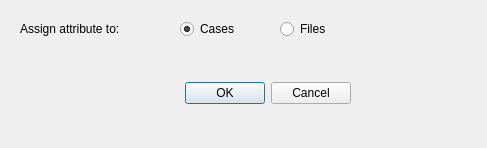
Before: the Qt Designer form GUI_UIs/ui_dialog_assign_attribute.ui in ccbogel/QualCoder, drawn with Qt 5.
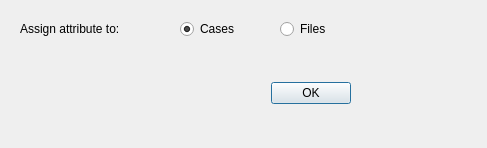
After: the same form once the commit is applied.

```diff
--- a/GUI_UIs/ui_dialog_assign_attribute.ui
+++ b/GUI_UIs/ui_dialog_assign_attribute.ui
@@ -71,7 +71,7 @@
     </rect>
    </property>
    <property name="standardButtons">
-    <set>QDialogButtonBox::Cancel|QDialogButtonBox::Ok</set>
+    <set>QDialogButtonBox::Ok</set>
    </property>
   </widget>
  </widget>
```
